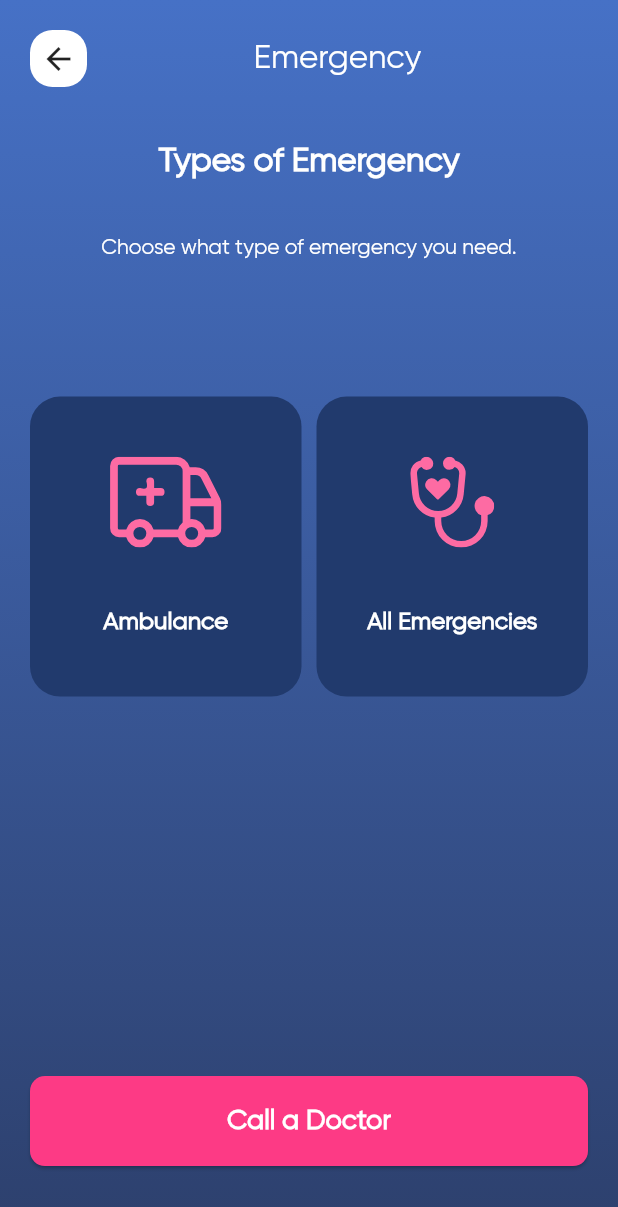
After one commit to nabeel-khanjee/product-list, a Flutter app: the EmergencyTypesScreen screen opened by its route, on a phone screen of 412 x 824 dp. The commit adds this screen. Shown: the top 1207 px of the screen. Run offline on Flutter 3.47's test engine with Material 2 defaults, Android fonts, the phone set to English and light mode, and no system bars; our stand-ins replace bloc, dio, dots_indicator, easy_localization, equatable, flutter_advanced_drawer and 9 more; missing offline and left inert: flutter_material_color_picker; accounts and stored records are empty.

Commit message:
Emergency New Screens

```diff
--- a/lib/src/app/app_export.dart
+++ b/lib/src/app/app_export.dart
@@ -184,3 +184,12 @@ export 'package:provider_app/src/pages/emergency/components/emergency_button.dar
 export 'package:provider_app/src/pages/emergency/components/emergency_header.dart';
 export 'package:provider_app/src/pages/emergency/components/emergency_details.dart';
 export 'package:provider_app/src/pages/mental_health/model/indications_model.dart';
+
+export 'package:provider_app/src/pages/emergency_types/emergency_types_screen.dart';
+export 'package:provider_app/src/pages/mental_health/mental_health_inner_pages/bft_questionnaire/bft_questionnaire/bft_questionnaire_screen.dart';
+export 'package:provider_app/src/pages/mental_health/mental_health_inner_pages/cage_aid/cage_aid_screen.dart';
+export 'package:provider_app/src/pages/mental_health/mental_health_inner_pages/development_disability/development_disablity_screen.dart';
+export 'package:provider_app/src/pages/mental_health/mental_health_inner_pages/domestic_violence_checklist/domestic_violence_checklist.dart';
+export 'package:provider_app/src/pages/mental_health/mental_health_inner_pages/gad_7/gad_7_screen.dart';
+export 'package:provider_app/src/pages/mental_health/mental_health_inner_pages/phq_9/phq_9_screen.dart';
+export 'package:provider_app/src/pages/emergency/emergency_screen.dart';
--- a/lib/src/constant/route_constants.dart
+++ b/lib/src/constant/route_constants.dart
@@ -11,6 +11,7 @@ class RouteConstants {
   static const String newPasswordRoute = 'newPasswordRoute';
   static const String forgotPasswordRoute = 'forgotPasswordRoute';
   static const String emergencyRoute = 'emergencyRoute';
+  static const String emergencyTypesRoute = 'emergencyTypesRoute';
 
   static const String changeLanguageRoute = 'changeLanguageRoute';
   static const String changeLocationRoute = 'changeLocationRoute';
--- a/lib/src/pages/emergency/components/emergency_button.dart
+++ b/lib/src/pages/emergency/components/emergency_button.dart
@@ -5,8 +5,16 @@ class EmergencyButton extends StatelessWidget {
 
   @override
   Widget build(BuildContext context) {
-    return const Image(
-      image: AssetImage("assets/images/emergency_button.png"),
+    return GestureDetector(
+      onTap: () {
+        NavigationUtil.push(
+          context,
+          RouteConstants.emergencyTypesRoute,
+        );
+      },
+      child: const Image(
+        image: AssetImage("assets/images/emergency_button.png"),
+      ),
     );
   }
 }
--- /dev/null
+++ b/lib/src/pages/emergency_types/components/emergency_types_buttons.dart
@@ -0,0 +1,45 @@
+import 'package:provider_app/src/app/app_export.dart';
+
+class EmergencyTypesButtons extends StatelessWidget {
+  const EmergencyTypesButtons({Key? key}) : super(key: key);
+
+  @override
+  Widget build(BuildContext context) {
+    return Row(
+      children: [
+        Expanded(
+          child: typesButton(context, "assets/icon/ambulance.svg", "Ambulance"),
+        ),
+        const SizedBox(width: 10),
+        Expanded(
+          child: typesButton(
+              context, "assets/icon/check_up.svg", "All Emergencies"),
+        ),
+      ],
+    );
+  }
+
+  Widget typesButton(BuildContext context, String imgUrl, String title) {
+    return Container(
+      height: 200,
+      width: double.infinity,
+      decoration: BoxDecoration(
+        color: darken(getThemeColor(context), 0.25),
+        borderRadius: BorderRadius.circular(20),
+      ),
+      child: Column(
+        mainAxisAlignment: MainAxisAlignment.spaceEvenly,
+        children: [
+          SvgPicture.asset(imgUrl),
+          Text(
+            title,
+            style: Theme.of(context)
+                .textTheme
+                .bodyMedium!
+                .copyWith(fontWeight: FontWeight.bold),
+          ),
+        ],
+      ),
+    );
+  }
+}
--- /dev/null
+++ b/lib/src/pages/emergency_types/components/emergency_types_details.dart
@@ -0,0 +1,26 @@
+import 'package:provider_app/src/app/app_export.dart';
+
+class EmergencyTypesDetails extends StatelessWidget {
+  const EmergencyTypesDetails({Key? key}) : super(key: key);
+
+  @override
+  Widget build(BuildContext context) {
+    return Column(
+      mainAxisAlignment: MainAxisAlignment.spaceEvenly,
+      children: [
+        Text(
+          "Types of Emergency",
+          style: Theme.of(context)
+              .textTheme
+              .labelMedium!
+              .copyWith(fontWeight: FontWeight.bold),
+        ),
+        Text(
+          "Choose what type of emergency you need.",
+          textAlign: TextAlign.center,
+          style: Theme.of(context).textTheme.bodySmall,
+        ),
+      ],
+    );
+  }
+}
--- /dev/null
+++ b/lib/src/pages/emergency_types/components/emergency_types_doctor.dart
@@ -0,0 +1,26 @@
+import 'package:provider_app/src/app/app_export.dart';
+
+class EmergencyTypesDoctor extends StatelessWidget {
+  const EmergencyTypesDoctor({Key? key}) : super(key: key);
+
+  @override
+  Widget build(BuildContext context) {
+    return Column(
+      mainAxisAlignment: MainAxisAlignment.center,
+      children: [
+        ElevatedButton(
+          onPressed: () {},
+          style: ElevatedButton.styleFrom(
+              backgroundColor: ColorConstants.pinkScanHome),
+          child: Text(
+            "Call a Doctor",
+            style: Theme.of(context)
+                .textTheme
+                .bodyLarge!
+                .copyWith(fontWeight: FontWeight.bold),
+          ),
+        ),
+      ],
+    );
+  }
+}
--- /dev/null
+++ b/lib/src/pages/emergency_types/components/emergency_types_header.dart
@@ -0,0 +1,33 @@
+import 'package:provider_app/src/app/app_export.dart';
+
+class EmergencyTypesHeader extends StatelessWidget {
+  const EmergencyTypesHeader({Key? key}) : super(key: key);
+
+  @override
+  Widget build(BuildContext context) {
+    return Column(
+      children: [
+        const SizedBox(height: 20),
+        Row(
+          mainAxisAlignment: MainAxisAlignment.spaceBetween,
+          children: [
+            Container(
+              height: 38,
+              width: 38,
+              decoration: BoxDecoration(
+                color: ColorConstants.white,
+                borderRadius: BorderRadius.circular(15),
+              ),
+              child: const Icon(Icons.arrow_back),
+            ),
+            Text(
+              "Emergency",
+              style: Theme.of(context).textTheme.labelMedium,
+            ),
+            Container(),
+          ],
+        ),
+      ],
+    );
+  }
+}
--- /dev/null
+++ b/lib/src/pages/emergency_types/emergency_types_screen.dart
@@ -0,0 +1,44 @@
+import 'package:provider_app/src/app/app_export.dart';
+import 'package:provider_app/src/pages/emergency_types/components/emergency_types_buttons.dart';
+import 'package:provider_app/src/pages/emergency_types/components/emergency_types_details.dart';
+import 'package:provider_app/src/pages/emergency_types/components/emergency_types_doctor.dart';
+import 'package:provider_app/src/pages/emergency_types/components/emergency_types_header.dart';
+
+class EmergencyTypesScreen extends StatelessWidget {
+  const EmergencyTypesScreen({Key? key}) : super(key: key);
+
+  @override
+  Widget build(BuildContext context) {
+    return Scaffold(
+      body: Container(
+        decoration: customGradientBg,
+        child: SafeArea(
+          child: Padding(
+            padding: const EdgeInsets.symmetric(horizontal: 20.0),
+            child: Column(
+              children: [
+                const EmergencyTypesHeader(),
+                const Expanded(
+                  flex: 1,
+                  child: EmergencyTypesDetails(),
+                ),
+                const Expanded(
+                  flex: 2,
+                  child: EmergencyTypesButtons(),
+                ),
+                Expanded(
+                  flex: 1,
+                  child: Container(),
+                ),
+                const Expanded(
+                  flex: 1,
+                  child: EmergencyTypesDoctor(),
+                ),
+              ],
+            ),
+          ),
+        ),
+      ),
+    );
+  }
+}
--- a/lib/src/pages/onboarding/onboarding_screen.dart
+++ b/lib/src/pages/onboarding/onboarding_screen.dart
@@ -6,6 +6,7 @@ class OnboardingScreen extends StatelessWidget {
   const OnboardingScreen({
     super.key,
   });
+
   @override
   Widget build(BuildContext context) {
     return Scaffold(
@@ -72,7 +73,25 @@ class OnboardingScreen extends StatelessWidget {
                             RouteConstants.signInRoute,
                           );
                         },
-                        child: const Text('Signup/SignInView'),
+                        child: Text(
+                          'Registration',
+                          style: Theme.of(context).textTheme.bodyMedium,
+                        ),
+                      ),
+                    ),
+                    const SizedBox(width: 20),
+                    Expanded(
+                      child: ElevatedButton(
+                        onPressed: () {
+                          NavigationUtil.push(
+                            context,
+                            RouteConstants.emergencyRoute,
+                          );
+                        },
+                        child: Text(
+                          'Emergency',
+                          style: Theme.of(context).textTheme.bodyMedium,
+                        ),
                       ),
                     ),
                   ],
--- a/lib/src/route/generate_route.dart
+++ b/lib/src/route/generate_route.dart
@@ -1,11 +1,4 @@
 import 'package:provider_app/src/app/app_export.dart';
-import 'package:provider_app/src/pages/mental_health/mental_health_inner_pages/bft_questionnaire/bft_questionnaire/bft_questionnaire_screen.dart';
-import 'package:provider_app/src/pages/mental_health/mental_health_inner_pages/cage_aid/cage_aid_screen.dart';
-import 'package:provider_app/src/pages/mental_health/mental_health_inner_pages/development_disability/development_disablity_screen.dart';
-import 'package:provider_app/src/pages/mental_health/mental_health_inner_pages/domestic_violence_checklist/domestic_violence_checklist.dart';
-import 'package:provider_app/src/pages/mental_health/mental_health_inner_pages/gad_7/gad_7_screen.dart';
-import 'package:provider_app/src/pages/mental_health/mental_health_inner_pages/phq_9/phq_9_screen.dart';
-import 'package:provider_app/src/pages/emergency/emergency_screen.dart';
 
 Route onGenerateRoute(RouteSettings settings) {
   MaterialPageRoute materialRoute(Widget widget) =>
@@ -71,11 +64,13 @@ Route onGenerateRoute(RouteSettings settings) {
     case RouteConstants.emergencyRoute:
       return materialRoute(const EmergencyScreen());
 
+    case RouteConstants.emergencyTypesRoute:
+      return materialRoute(const EmergencyTypesScreen());
+
     case RouteConstants.onboardingRoute:
       return materialRoute(const OnboardingScreen());
 
     default:
       return materialRoute(const SplashScreen());
-
   }
 }
```
Also changed, not shown: assets/icon/ambulance.svg (added), assets/icon/check_up.svg (added).
